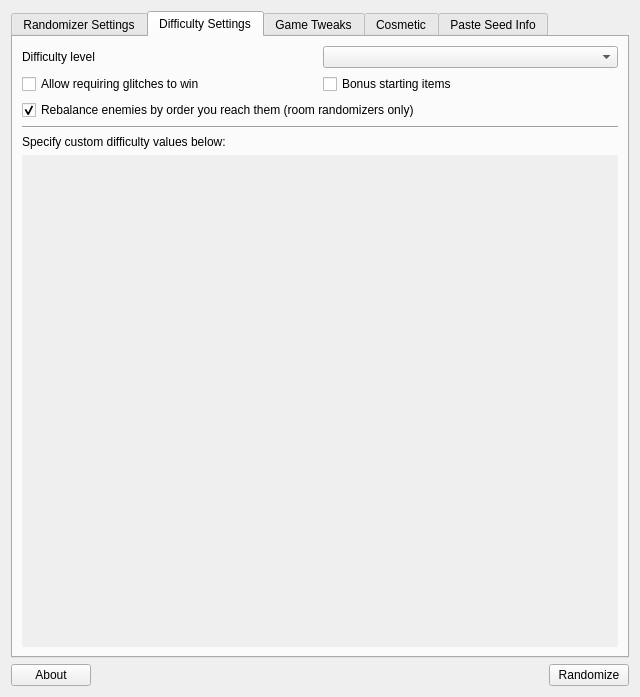
This is randomizer.ui in LagoLunatic/dsvrandom as Qt 5 draws it before an edit. The edited form follows.
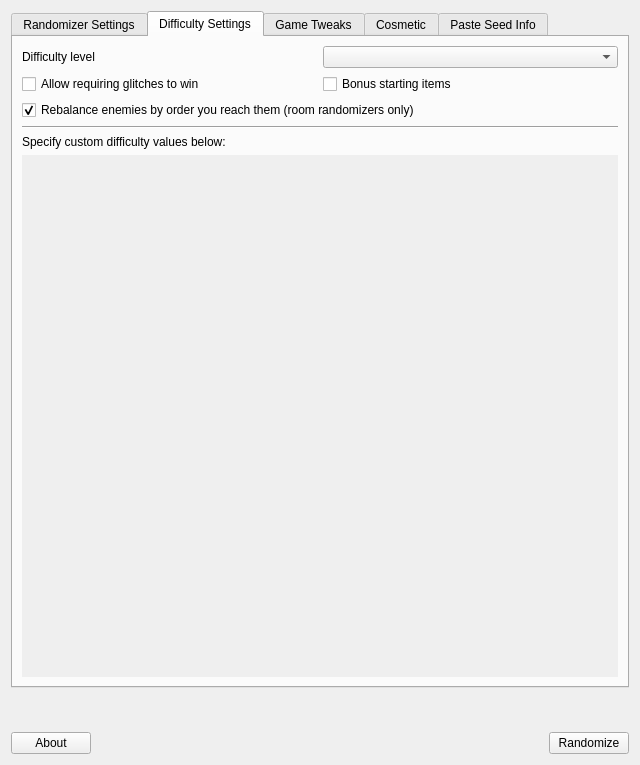
This is the edited form. The open tabs and pages were chosen to show the change. Icons and pictures are not drawn.

Commit message: Show option descriptions in rando window itself, not only in tooltips

Patch:
```diff
--- a/randomizer.ui
+++ b/randomizer.ui
@@ -7,7 +7,7 @@
     <x>0</x>
     <y>0</y>
     <width>640</width>
-    <height>697</height>
+    <height>765</height>
    </rect>
   </property>
   <property name="windowTitle">
@@ -554,7 +554,7 @@
             <x>0</x>
             <y>0</y>
             <width>590</width>
-            <height>465</height>
+            <height>478</height>
            </rect>
           </property>
           <layout class="QFormLayout" name="formLayout_5">
@@ -989,6 +989,22 @@
      </widget>
     </widget>
    </item>
+   <item>
+    <widget class="QLabel" name="option_description">
+     <property name="minimumSize">
+      <size>
+       <width>0</width>
+       <height>32</height>
+      </size>
+     </property>
+     <property name="text">
+      <string/>
+     </property>
+     <property name="wordWrap">
+      <bool>true</bool>
+     </property>
+    </widget>
+   </item>
    <item>
     <layout class="QHBoxLayout" name="horizontalLayout_3">
      <item>
```
The commit also changes 1 other file.
